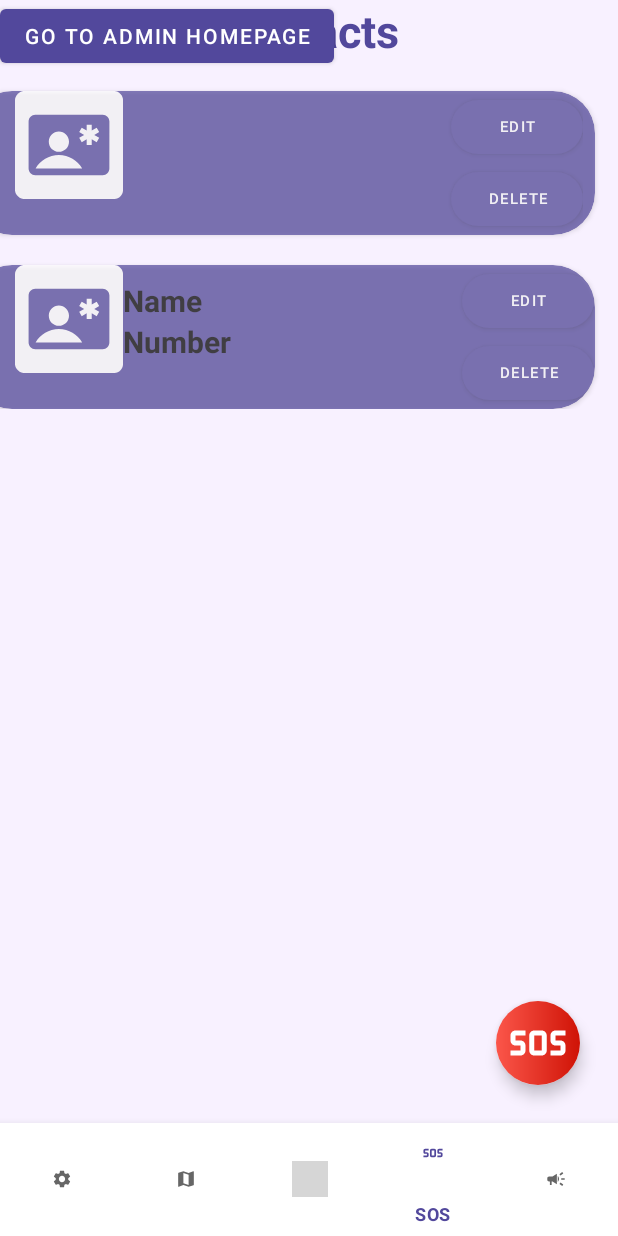
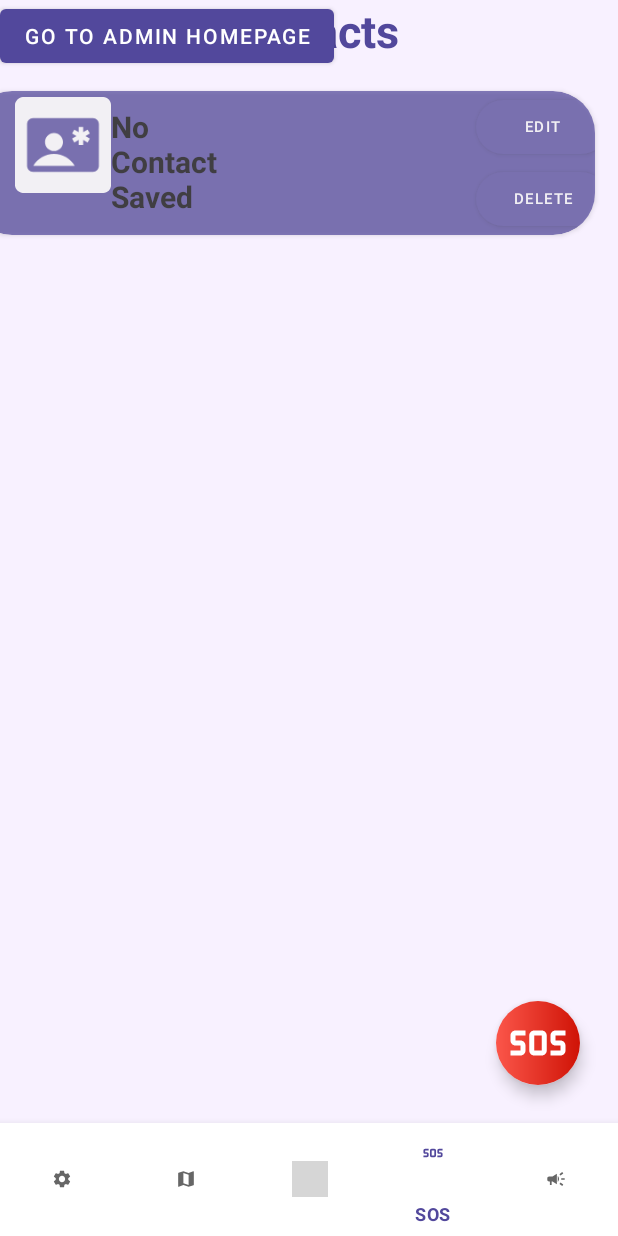
Before and after one commit to Kr1mson/RAKSHA, an Android app: the screen it shows after launch once a user with an empty profile is signed in (MainActivity), item 4 of the bottom bar chosen, on a phone screen of 412 x 824 dp. Run offline under Robolectric (Android 15) with nearby library versions, the phone set to English and light mode, and no system bars; our stand-ins replace Firebase (no records; nobody signed in at launch, a user with empty details on screens opened directly); grey boxes are pictures that could not be loaded.

Commit message:
Commit 17

```diff
--- a/app/src/main/AndroidManifest.xml
+++ b/app/src/main/AndroidManifest.xml
@@ -5,7 +5,6 @@
     <uses-permission android:name="android.permission.ACCESS_FINE_LOCATION" />
     <uses-permission android:name="android.permission.ACCESS_COARSE_LOCATION" />
     <uses-permission android:name="android.permission.CALL_PHONE" />
-
     <application
         android:allowBackup="true"
         android:dataExtractionRules="@xml/data_extraction_rules"
--- a/app/src/main/java/com/example/raksha/SOS.java
+++ b/app/src/main/java/com/example/raksha/SOS.java
@@ -1,11 +1,16 @@
 package com.example.raksha;
 
 import android.content.Context;
+import android.content.Intent;
+import android.content.pm.PackageManager;
 import android.media.MediaPlayer;
+import static android.Manifest.permission.CALL_PHONE;
+import android.net.Uri;
 import android.os.Bundle;
 import java.io.*;
 import android.content.SharedPreferences;
 import androidx.annotation.Nullable;
+import androidx.core.content.ContextCompat;
 import androidx.fragment.app.FragmentTransaction;
 import androidx.recyclerview.widget.RecyclerView;
 import androidx.fragment.app.Fragment;
@@ -37,13 +42,14 @@ public class SOS extends Fragment {
         name=view.findViewById(R.id.contact_name);
         number=view.findViewById(R.id.contact_number);
         btn = view.findViewById(R.id.edit_button);
-        btn1 = view.findViewById(R.id.edit_button1);
+        btn1 = view.findViewById(R.id.delete_button);
         btn2=view.findViewById(R.id.sos_button);
         SharedPreferences sf =getActivity().getSharedPreferences("pref", Context.MODE_PRIVATE);
         String Name =sf.getString("Name", "");
         String Number =sf.getString("Number", "");
+        if((Name!="")&&(Number!="")){
         name.setText(Name);
-        number.setText(Number);
+        number.setText(Number);}
 
         btn.setOnClickListener(new View.OnClickListener() {
             @Override
@@ -56,16 +62,27 @@ public class SOS extends Fragment {
         btn1.setOnClickListener(new View.OnClickListener() {
             @Override
             public void onClick(View v) {
-                FragmentTransaction fr = getFragmentManager().beginTransaction();
-                fr.replace(R.id.flFragment, new Add_Contact());
-                fr.commit();
+                SharedPreferences sf =getActivity().getSharedPreferences("pref", Context.MODE_PRIVATE);
+                SharedPreferences.Editor editor=sf.edit();
+                editor.clear();
+                editor.commit();
+                name.setText("No Contact Saved");
+                number.setText("");
+
+
             }
         });
         btn2.setOnClickListener(new View.OnClickListener() {
             @Override
             public void onClick(View v) {
-                MediaPlayer ring = MediaPlayer.create(getActivity(), R.raw.ring);
-                ring.start();
+                Intent i = new Intent(Intent.ACTION_CALL);
+                i.setData(Uri.parse("tel:"+Number));
+                if (ContextCompat.checkSelfPermission(getContext(), CALL_PHONE) == PackageManager.PERMISSION_GRANTED) {
+                    startActivity(i);
+                } else {
+                    requestPermissions(new String[]{CALL_PHONE}, 1);
+                }
+
             }
         });
 
--- a/app/src/main/res/layout/fragment_s_o_s.xml
+++ b/app/src/main/res/layout/fragment_s_o_s.xml
@@ -67,7 +67,7 @@
                         android:id="@+id/contact_name"
                         android:textColor="@color/black"
                         android:textStyle="bold"
-                        android:text="Name"
+                        android:text="No Contact Saved"
                         android:layout_marginTop="10sp"
                         android:textSize="20sp"/>
                     <TextView
@@ -75,7 +75,7 @@
                         android:layout_height="wrap_content"
                         android:id="@+id/contact_number"
                         android:textStyle="bold"
-                        android:text="Number"
+                        android:text=""
                         android:textColor="@color/black"
                         android:textSize="20sp"/>
 
@@ -108,87 +108,7 @@
         <View
             android:layout_width="wrap_content"
             android:layout_height="20dp"/>
-        <androidx.cardview.widget.CardView xmlns:android="http://schemas.android.com/apk/res/android"
-            android:layout_width="match_parent"
-            android:layout_height="wrap_content"
-            xmlns:app="http://schemas.android.com/apk/res-auto"
-            app:cardCornerRadius="28dp"
-            android:backgroundTint="@color/prim"
-            android:alpha="0.7"
-            android:layout_marginLeft="-20dp"
-            android:layout_marginRight="15dp">
-            <LinearLayout
-                android:layout_width="match_parent"
-                android:layout_height="wrap_content"
-                android:orientation="horizontal"
-                android:weightSum="10">
 
-                <LinearLayout
-                    android:layout_width="wrap_content"
-                    android:layout_height="match_parent"
-                    android:orientation="vertical"
-                    android:layout_weight="1"
-                    android:layout_marginLeft="30dp">
-
-                    <ImageView
-                        android:layout_width="wrap_content"
-                        android:layout_height="wrap_content"
-                        android:src="@mipmap/emergency_contact"
-                        android:layout_gravity="center_vertical"/>
-
-
-                </LinearLayout>
-
-                <LinearLayout
-                    android:layout_width="wrap_content"
-                    android:layout_height="match_parent"
-                    android:orientation="vertical"
-                    android:layout_weight="8">
-
-                    <TextView
-                        android:layout_width="wrap_content"
-                        android:layout_height="wrap_content"
-                        android:id="@+id/contact_name1"
-                        android:textColor="@color/black"
-                        android:textStyle="bold"
-                        android:text="Name"
-                        android:layout_marginTop="10sp"
-                        android:textSize="20sp"/>
-                    <TextView
-                        android:layout_width="wrap_content"
-                        android:layout_height="wrap_content"
-                        android:id="@+id/contact_number1"
-                        android:textStyle="bold"
-                        android:text="Number"
-                        android:textColor="@color/black"
-                        android:textSize="20sp"/>
-
-                </LinearLayout>
-                <LinearLayout
-                    android:layout_width="wrap_content"
-                    android:layout_height="wrap_content"
-                    android:orientation="vertical">
-                    <com.google.android.material.button.MaterialButton
-                        android:layout_width="wrap_content"
-                        android:layout_height="wrap_content"
-                        android:text="Edit"
-                        android:textSize="10sp"
-                        android:id="@+id/edit_button1"
-                        android:layout_marginLeft="150dp"
-                        app:cornerRadius="28dp"/>
-                    <com.google.android.material.button.MaterialButton
-                        android:layout_width="wrap_content"
-                        android:layout_height="wrap_content"
-                        android:text="Delete"
-                        android:textSize="10sp"
-                        android:id="@+id/delete_button1"
-                        android:layout_marginLeft="150dp"
-                        app:cornerRadius="28dp"/>
-                </LinearLayout>
-
-            </LinearLayout>
-
-        </androidx.cardview.widget.CardView>
 
     </LinearLayout>
 
--- a/app/src/main/res/layout/fragment_settings.xml
+++ b/app/src/main/res/layout/fragment_settings.xml
@@ -4,7 +4,8 @@
     xmlns:tools="http://schemas.android.com/tools"
     android:layout_width="match_parent"
     android:layout_height="match_parent"
-    tools:context=".Settings">
+    tools:context=".Settings"
+    android:background="@color/sec">
 
     <!--frame layout for displaying
         our preference fragment-->
```
